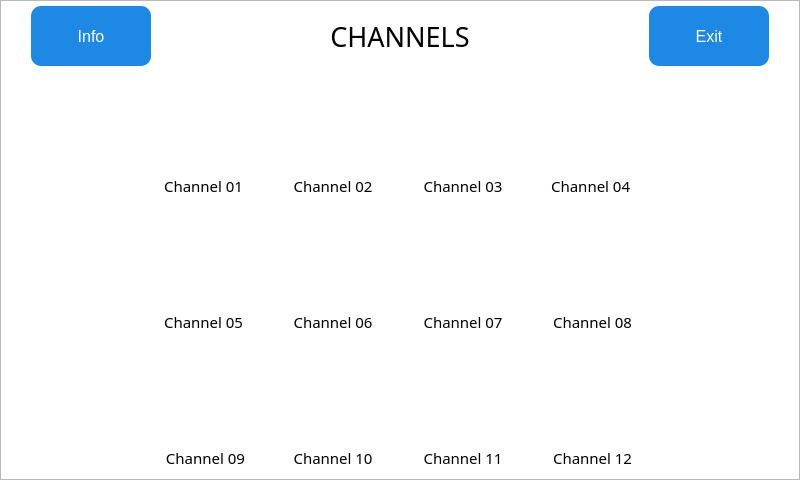
This is QT_APP/channels.ui in eSpark-Backup/nabilfesal-msm-fw as Qt 5 draws it before an edit. The edited form follows.
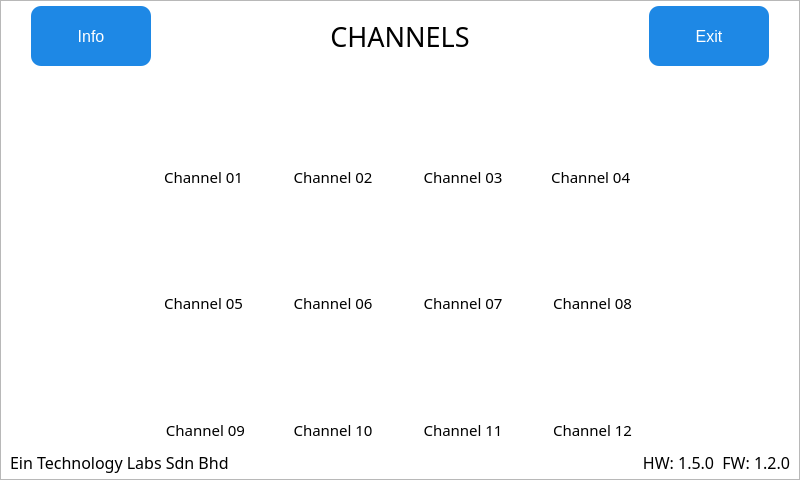
This is the edited form. The open tabs and pages were chosen to show the change. Icons and pictures are not drawn.

Diff of the .ui file:
```diff
--- a/QT_APP/channels.ui
+++ b/QT_APP/channels.ui
@@ -127,7 +127,7 @@
            <number>0</number>
           </property>
           <property name="bottomMargin">
-           <number>0</number>
+           <number>5</number>
           </property>
           <item>
            <layout class="QHBoxLayout" name="horizontalLayout_38">
@@ -1576,6 +1576,45 @@
             </item>
            </layout>
           </item>
+          <item>
+           <layout class="QHBoxLayout" name="horizontalLayout_41">
+            <property name="leftMargin">
+             <number>9</number>
+            </property>
+            <property name="rightMargin">
+             <number>9</number>
+            </property>
+            <item>
+             <widget class="QLabel" name="label_25">
+              <property name="font">
+               <font>
+                <family>Gilroy</family>
+                <pointsize>12</pointsize>
+               </font>
+              </property>
+              <property name="text">
+               <string>Ein Technology Labs Sdn Bhd</string>
+              </property>
+             </widget>
+            </item>
+            <item>
+             <widget class="QLabel" name="hf">
+              <property name="font">
+               <font>
+                <family>Gilroy</family>
+                <pointsize>12</pointsize>
+               </font>
+              </property>
+              <property name="text">
+               <string>HW: 1.5.0  FW: 1.2.0</string>
+              </property>
+              <property name="alignment">
+               <set>Qt::AlignRight|Qt::AlignTrailing|Qt::AlignVCenter</set>
+              </property>
+             </widget>
+            </item>
+           </layout>
+          </item>
          </layout>
         </widget>
        </item>
```
Left out of the diff: 10 changed lines with no effect on the pictures.
